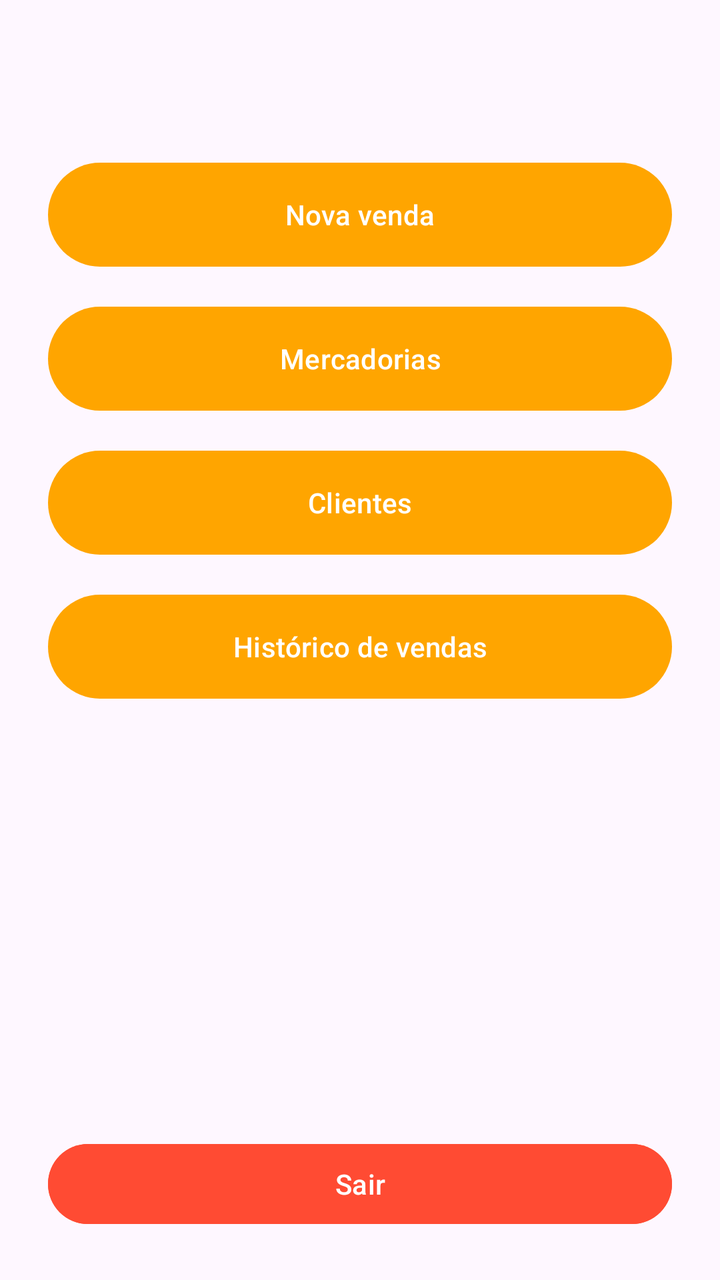
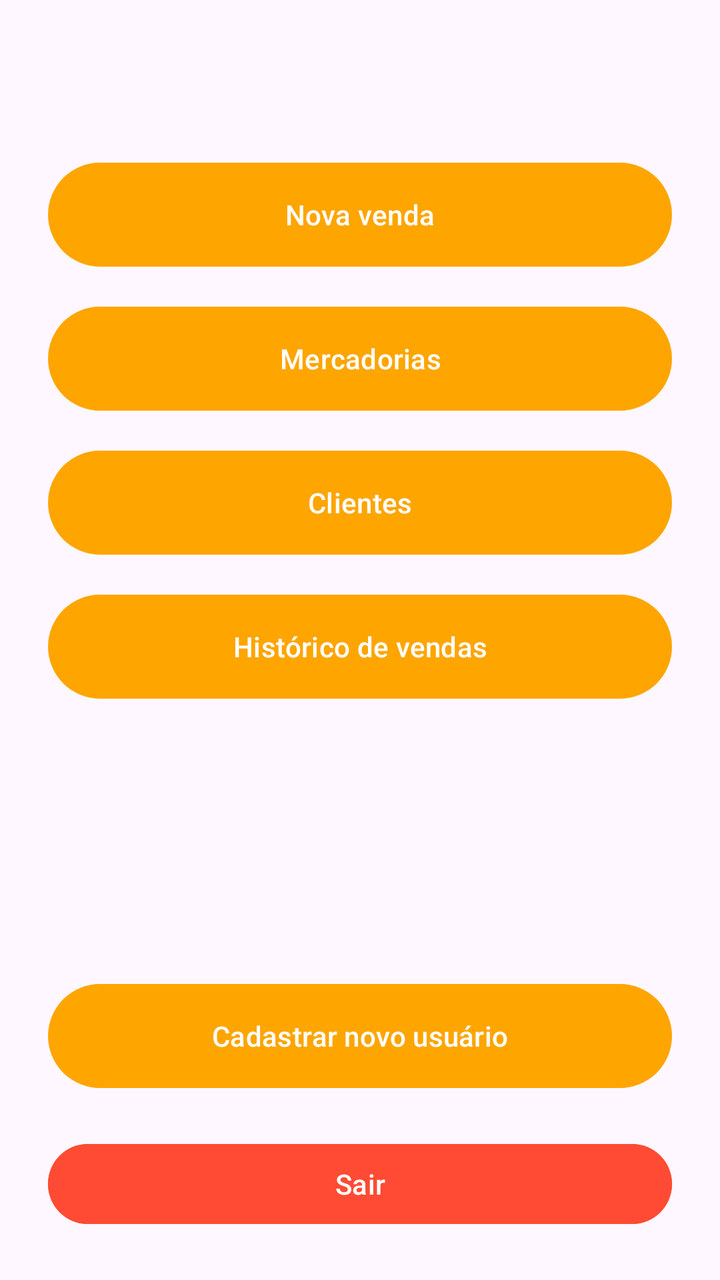

Screens rendered from an Android XML layout before and after an edit, with the pre-edit source and the edit as a unified diff.
<!-- AndroidManifest.xml: application theme Theme.Pdv -->
<!-- res/layout/fragment_menu.xml -->
<?xml version="1.0" encoding="utf-8"?>
<LinearLayout xmlns:android="http://schemas.android.com/apk/res/android"
    android:layout_width="match_parent"
    android:layout_height="match_parent"
    android:orientation="vertical"
    android:padding="24dp">

    <TextView
        android:id="@+id/saudacao"
        android:layout_width="match_parent"
        android:layout_height="wrap_content"
        android:layout_marginBottom="24dp"
        android:textSize="22sp" />

    <Button
        android:id="@+id/novaVenda"
        android:layout_width="match_parent"
        android:layout_height="60dp"
        android:text="Nova venda"
        />

    <Button
        android:id="@+id/mercadorias"
        android:layout_width="match_parent"
        android:layout_height="60dp"
        android:layout_marginTop="12dp"
        android:text="Mercadorias" />

    <Button
        android:id="@+id/clientes"
        android:layout_width="match_parent"
        android:layout_height="60dp"
        android:layout_marginTop="12dp"
        android:text="Clientes" />

    <Button
        android:id="@+id/historico"
        android:layout_width="match_parent"
        android:layout_height="60dp"
        android:layout_marginTop="12dp"
        android:text="Histórico de vendas" />

    <Space
        android:layout_width="match_parent"
        android:layout_height="0dp"
        android:layout_weight="1" />

    <Button
        android:id="@+id/sair"
        android:layout_width="match_parent"
        android:layout_height="wrap_content"
        android:backgroundTint="#FF4B33"
        android:text="Sair" />
</LinearLayout>
<!-- resources referenced by this layout -->
<resources>
  <style name="Theme.Pdv" parent="Base.Theme.Pdv" />
  <style name="Base.Theme.Pdv" parent="Theme.Material3.DayNight">
          
          <item name="colorPrimary">@color/botao_fundo</item>
  
      </style>
  <color name="botao_fundo">#FFA500</color>
</resources>

<!-- the commit's change to res/layout/fragment_menu.xml (unified diff, before → after) -->
@@ -46,6 +46,13 @@
         android:layout_weight="1" />
 
     <Button
+        android:id="@+id/cadastrar"
+        android:layout_width="match_parent"
+        android:layout_height="60dp"
+        android:layout_marginBottom="20dp"
+        android:text="Cadastrar novo usuário" />
+
+    <Button
         android:id="@+id/sair"
         android:layout_width="match_parent"
         android:layout_height="wrap_content"
